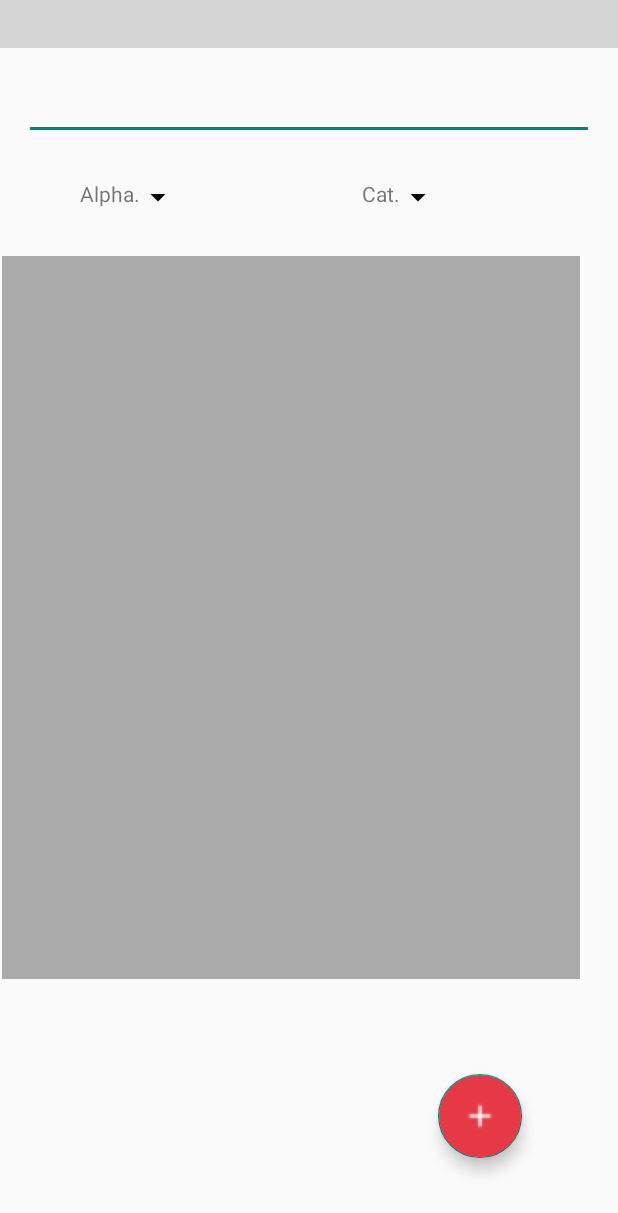
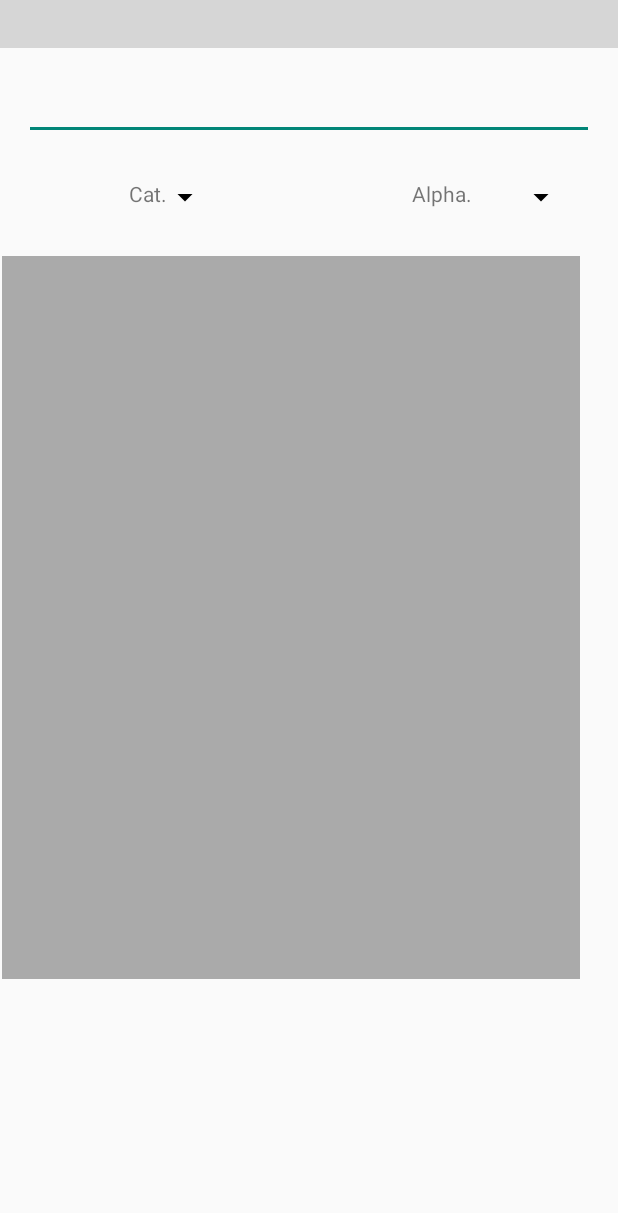
Before and after one commit to lee00670/FrigeFriend, an Android app: the addActivity screen opened directly, with no data from a screen before it, on a phone screen of 412 x 824 dp. Shown: the top 1213 px of the screen. Run offline under Robolectric (Android 15) with nearby library versions, the phone set to English and light mode, and no system bars; our stand-ins replace ButterKnife; network calls fail; Roboto replaces fonts that are not available here; 3 statements that could not run were skipped; grey boxes are pictures that could not be loaded.

Commit message:
1. Switched positions of Cat. and Alpha in Add activity xml

```diff
--- a/app/src/main/res/layout/activity_add.xml
+++ b/app/src/main/res/layout/activity_add.xml
@@ -10,13 +10,17 @@
         android:id="@+id/linearLayout2"
         android:layout_width="match_parent"
         android:layout_height="match_parent"
-        android:orientation="vertical">
+        android:orientation="vertical"
+        tools:layout_editor_absoluteX="0dp"
+        tools:layout_editor_absoluteY="0dp">
 
         <include
             android:id="@+id/app_bar"
             layout="@layout/app_bar"
             android:layout_width="match_parent"
             android:layout_height="wrap_content"
+            android:text="Add new item."
+
             ></include>
 
 
@@ -24,35 +28,20 @@
             android:id="@+id/editTextSearchBar"
             android:layout_width="match_parent"
             android:layout_height="wrap_content"
-            android:layout_margin="16dp"/>
+            android:layout_margin="16dp" />
 
 
         <LinearLayout
             android:layout_width="match_parent"
             android:layout_height="wrap_content"
-            android:layout_marginHorizontal="25dp"
+            android:layout_marginHorizontal="10dp"
             android:layout_marginVertical="10dp"
             android:gravity="center_horizontal">
 
 
             <LinearLayout
-                android:layout_width="wrap_content"
-                android:layout_height="wrap_content"
-                android:layout_weight="0.3"
-                android:gravity="center_horizontal">
-
-                <TextView
-                    android:id="@+id/sortAlpha"
-                    android:layout_width="wrap_content"
-                    android:layout_height="wrap_content"
-                    android:drawableRight="@drawable/sort_option_color"
-                    android:gravity="center_horizontal"
-                    android:text="Alpha." />
-            </LinearLayout>
-
-            <LinearLayout
-                android:layout_width="wrap_content"
-                android:layout_height="wrap_content"
+                android:layout_width="10dp"
+                android:layout_height="match_parent"
                 android:layout_weight="1"
                 android:gravity="center_horizontal">
 
@@ -63,6 +52,21 @@
                     android:drawableRight="@drawable/sort_option_color"
                     android:gravity="center_horizontal"
                     android:text="Cat." />
+            </LinearLayout>
+
+            <LinearLayout
+                android:layout_width="wrap_content"
+                android:layout_height="wrap_content"
+                android:layout_weight="0.3"
+                android:gravity="center_horizontal">
+
+                <TextView
+                    android:id="@+id/sortAlpha"
+                    android:layout_width="132dp"
+                    android:layout_height="match_parent"
+                    android:drawableRight="@drawable/sort_option_color"
+                    android:gravity="center_horizontal"
+                    android:text="Alpha." />
             </LinearLayout>
 
 
@@ -88,24 +92,7 @@
 
     </LinearLayout>
 
-    <android.support.design.widget.FloatingActionButton
-        android:id="@+id/Button_fab_addActivity"
-        android:layout_width="wrap_content"
-        android:layout_height="wrap_content"
-        android:layout_marginBottom="52dp"
-        android:layout_marginEnd="36dp"
-        android:layout_marginStart="292dp"
-        android:layout_marginTop="368dp"
-        android:backgroundTint="@color/colorAccent"
-        android:clickable="true"
-        android:src="@drawable/baseline_add_white_small_18dp"
-        app:fabSize="normal"
-        app:layout_constraintBottom_toBottomOf="parent"
-        app:layout_constraintEnd_toEndOf="parent"
-        app:layout_constraintHorizontal_bias="0.0"
-        app:layout_constraintStart_toStartOf="parent"
-        app:layout_constraintTop_toBottomOf="@+id/textViewCloseIcon"
-        app:layout_constraintVertical_bias="0.0" />
+
 
 
 
```
